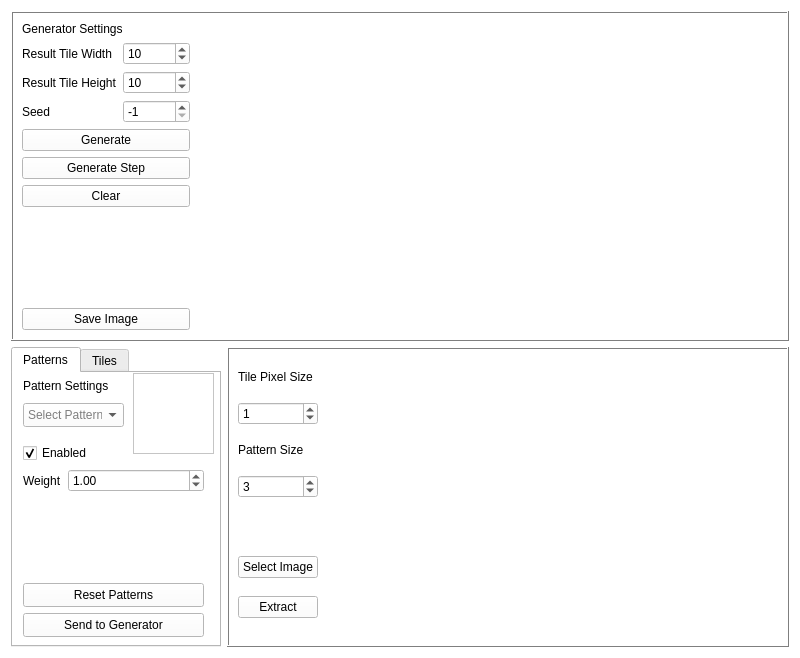
This is wfc_gui.ui in Kotruper/WFC_GUI as Qt 5 draws it before an edit. The edited form follows.
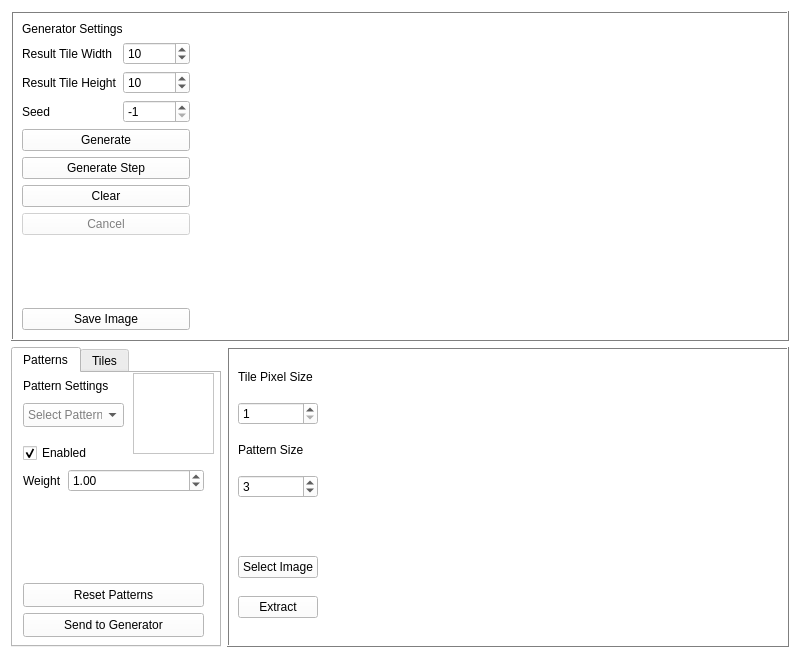
This is the edited form. The open tabs and pages were chosen to show the change.

```diff
--- a/wfc_gui.ui
+++ b/wfc_gui.ui
@@ -640,6 +640,16 @@
           </property>
          </widget>
         </item>
+        <item>
+         <widget class="QPushButton" name="cancelGenerateButton">
+          <property name="enabled">
+           <bool>false</bool>
+          </property>
+          <property name="text">
+           <string>Cancel</string>
+          </property>
+         </widget>
+        </item>
         <item>
          <spacer name="verticalSpacer_2">
           <property name="orientation">
@@ -1132,6 +1142,9 @@
              <property name="toolTip">
               <string/>
              </property>
+             <property name="minimum">
+              <number>1</number>
+             </property>
              <property name="value">
               <number>1</number>
              </property>
```
Left out of the diff: 13 changed lines with no effect on the pictures.
